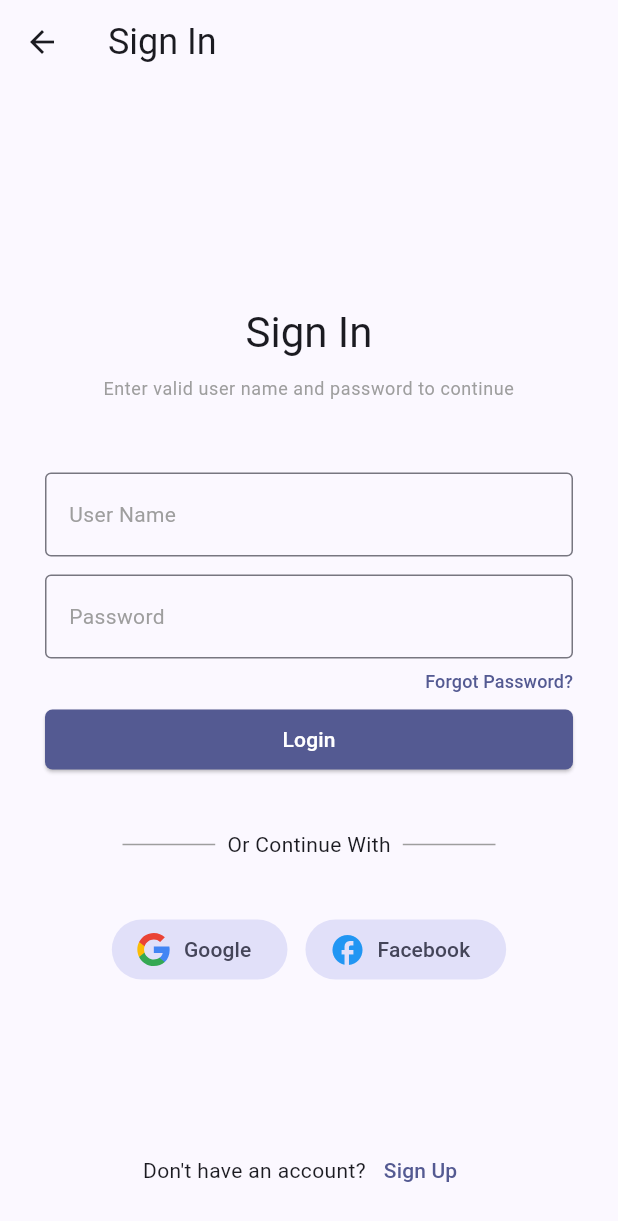
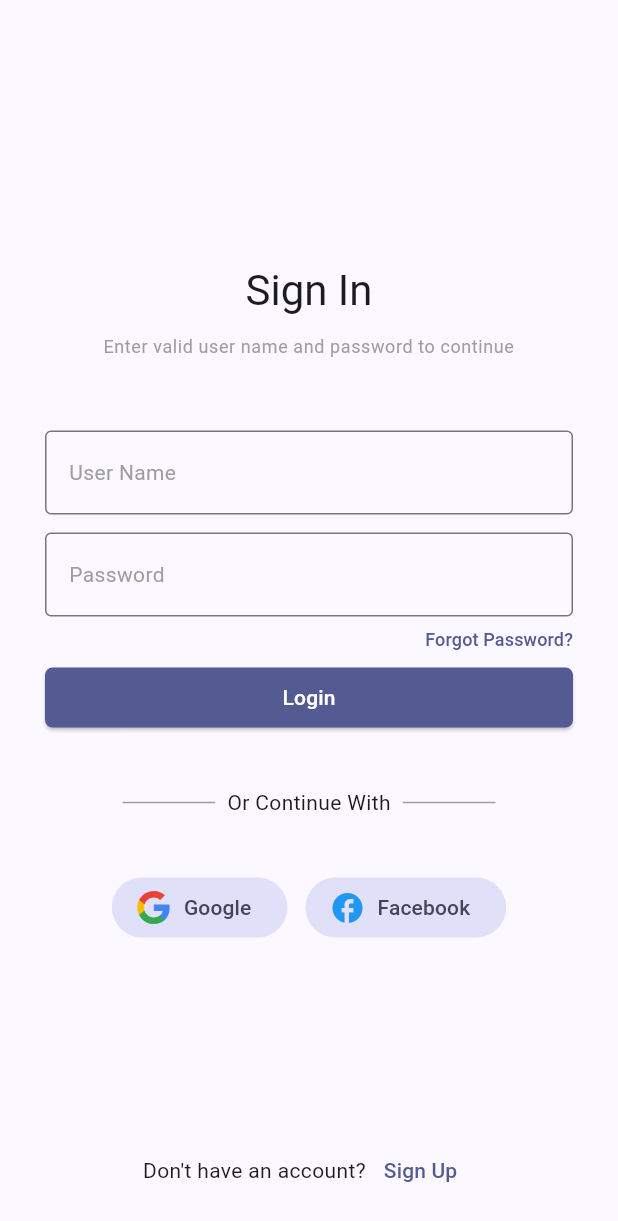
Before and after one commit to basharh/flutter-notes-app, a Flutter app: the screen it shows after launch, after a tap on the "logout" icon, on a phone screen of 412 x 824 dp. Shown: the top 1221 px of the screen. Run offline on Flutter 3.47's test engine with Material 3 defaults, Android fonts, the phone set to English and light mode, and no system bars; our stand-ins replace firebase_auth, firebase_core, flutter_riverpod, flutter_svg, google_sign_in; missing offline and left inert: flutter_facebook_auth; accounts and stored records are empty; generated files the repository leaves out were written again.

Commit message:
fix layouts

```diff
--- a/lib/pages/forgot_password_page.dart
+++ b/lib/pages/forgot_password_page.dart
@@ -10,7 +10,6 @@ class ForgotPasswordPage extends StatelessWidget {
   @override
   Widget build(BuildContext context) {
     return Layout(
-      title: 'Forgot Password',
       child: Stack(
         children: [
           Align(
--- a/lib/pages/notes_page.dart
+++ b/lib/pages/notes_page.dart
@@ -31,7 +31,7 @@ class NotesPage extends ConsumerWidget {
                   );
                 }
 
-                Navigator.pushNamed(context, '/sign_in');
+                Navigator.pushReplacementNamed(context, '/sign_in');
               },
               tooltip: 'Sign Out',
             ),
--- a/lib/pages/sign_in_page.dart
+++ b/lib/pages/sign_in_page.dart
@@ -12,7 +12,6 @@ class SignInPage extends StatelessWidget {
   @override
   Widget build(BuildContext context) {
     return Layout(
-      title: 'Sign In',
       child: Stack(
         children: [
           Align(
@@ -69,7 +68,7 @@ class _SignUpLink extends StatelessWidget {
         const Text("Don't have an account?"),
         TextButton(
           onPressed: () {
-            Navigator.pushNamed(context, '/sign_up');
+            Navigator.pushReplacementNamed(context, '/sign_up');
           },
           child: const Text('Sign Up'),
         ),
--- a/lib/pages/sign_up_page.dart
+++ b/lib/pages/sign_up_page.dart
@@ -10,7 +10,6 @@ class SignUpPage extends StatelessWidget {
   @override
   Widget build(BuildContext context) {
     return Layout(
-      title: 'Sign Up',
       child: Stack(
         children: [
           Align(
--- a/lib/widgets/common/layout/layout.dart
+++ b/lib/widgets/common/layout/layout.dart
@@ -5,20 +5,22 @@ class Layout extends StatelessWidget {
   final List<Widget>? actions;
   final String title;
 
-  const Layout({
-    super.key,
-    required this.child,
-    this.actions,
-    this.title = 'Flutter Notes App',
-  });
+  const Layout({super.key, required this.child, this.actions, this.title = ''});
 
   @override
   Widget build(BuildContext context) {
+    final noAppBar = title == '' && actions?.isEmpty != false;
+
     return Scaffold(
-      appBar: AppBar(
-        title: Text(title, style: Theme.of(context).textTheme.headlineSmall),
-        actions: [...?actions],
-      ),
+      appBar: noAppBar
+          ? null
+          : AppBar(
+              title: Text(
+                title,
+                style: Theme.of(context).textTheme.headlineSmall,
+              ),
+              actions: [...?actions],
+            ),
       body: Container(
         padding: const EdgeInsets.symmetric(
           horizontal: 30,
```
